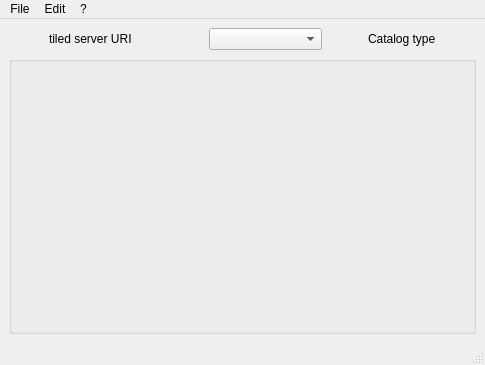
The window that gemviz/resources/mainwindow.ui (BCDA-APS/gemviz) describes before a commit, drawn with Qt 5.
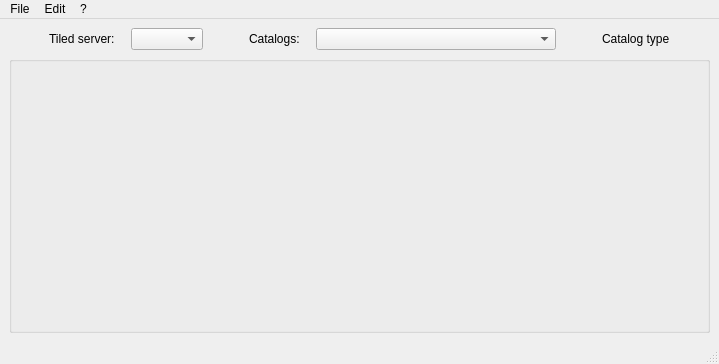
The same window after the commit.

Commit message: ENH #143 add qcombox for tiled servers

What changed in the file:
```diff
--- a/gemviz/resources/mainwindow.ui
+++ b/gemviz/resources/mainwindow.ui
@@ -6,8 +6,8 @@
    <rect>
     <x>0</x>
     <y>0</y>
-    <width>485</width>
-    <height>365</height>
+    <width>719</width>
+    <height>364</height>
    </rect>
   </property>
   <property name="windowTitle">
@@ -16,7 +16,7 @@
   <widget class="QWidget" name="centralwidget">
    <layout class="QVBoxLayout" name="verticalLayout" stretch="0,1">
     <item>
-     <layout class="QHBoxLayout" name="horizontalLayout" stretch="0,1,0,1,0,0,0">
+     <layout class="QHBoxLayout" name="horizontalLayout" stretch="0,0,0,0,0,1,0,0,0">
       <item>
        <spacer name="horizontalSpacer_2">
         <property name="orientation">
@@ -31,15 +31,18 @@
        </spacer>
       </item>
       <item>
-       <widget class="QLabel" name="server_uri">
+       <widget class="QLabel" name="server_label">
         <property name="toolTip">
          <string>URL of the selected tiled server.</string>
         </property>
         <property name="text">
-         <string>tiled server URI</string>
+         <string>Tiled server:   </string>
         </property>
        </widget>
       </item>
+      <item>
+       <widget class="QComboBox" name="server_uri"/>
+      </item>
       <item>
        <spacer name="horizontalSpacer_3">
         <property name="orientation">
@@ -53,6 +56,16 @@
         </property>
        </spacer>
       </item>
+      <item>
+       <widget class="QLabel" name="catalogs_label">
+        <property name="toolTip">
+         <string>URL of the selected tiled server.</string>
+        </property>
+        <property name="text">
+         <string>Catalogs:   </string>
+        </property>
+       </widget>
+      </item>
       <item>
        <widget class="QComboBox" name="catalogs">
         <property name="toolTip">
@@ -117,8 +130,8 @@
     <rect>
      <x>0</x>
      <y>0</y>
-     <width>485</width>
-     <height>20</height>
+     <width>719</width>
+     <height>22</height>
     </rect>
    </property>
    <widget class="QMenu" name="menuFile">
```
The commit also changes 2 other files.
